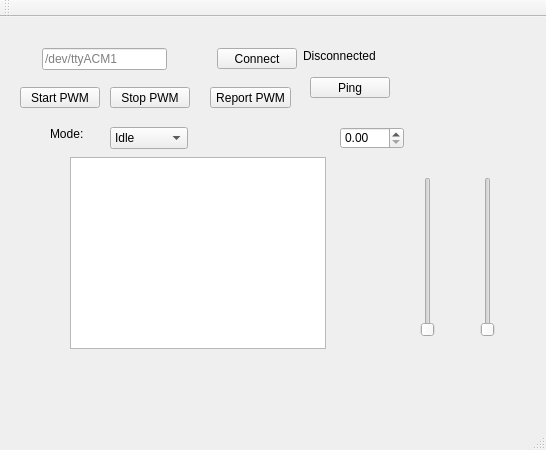
This is Bark/mainwindow.ui in craftit/DogBotSoftware as Qt 5 draws it before an edit. The edited form follows.
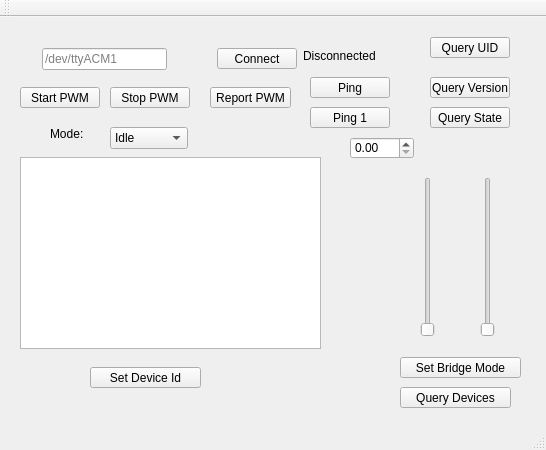
This is the edited form.

Commit message: Device enumeration working.

```diff
--- a/Bark/mainwindow.ui
+++ b/Bark/mainwindow.ui
@@ -56,9 +56,9 @@
    <widget class="QTextEdit" name="textEditLog">
     <property name="geometry">
      <rect>
-      <x>70</x>
+      <x>20</x>
       <y>140</y>
-      <width>256</width>
+      <width>301</width>
       <height>192</height>
      </rect>
     </property>
@@ -153,8 +153,8 @@
    <widget class="QDoubleSpinBox" name="doubleSpinBox">
     <property name="geometry">
      <rect>
-      <x>340</x>
-      <y>110</y>
+      <x>350</x>
+      <y>120</y>
       <width>64</width>
       <height>22</height>
      </rect>
@@ -205,6 +205,97 @@
      <string>Stop PWM</string>
     </property>
    </widget>
+   <widget class="QPushButton" name="pushButtonQueryId">
+    <property name="geometry">
+     <rect>
+      <x>430</x>
+      <y>20</y>
+      <width>80</width>
+      <height>21</height>
+     </rect>
+    </property>
+    <property name="text">
+     <string>Query UID</string>
+    </property>
+   </widget>
+   <widget class="QPushButton" name="pushButtonGetVersion">
+    <property name="geometry">
+     <rect>
+      <x>430</x>
+      <y>60</y>
+      <width>80</width>
+      <height>21</height>
+     </rect>
+    </property>
+    <property name="text">
+     <string>Query Version</string>
+    </property>
+   </widget>
+   <widget class="QPushButton" name="pushButtonState">
+    <property name="geometry">
+     <rect>
+      <x>430</x>
+      <y>90</y>
+      <width>80</width>
+      <height>21</height>
+     </rect>
+    </property>
+    <property name="text">
+     <string>Query State</string>
+    </property>
+   </widget>
+   <widget class="QPushButton" name="pushButtonSetBridgeMode">
+    <property name="geometry">
+     <rect>
+      <x>400</x>
+      <y>340</y>
+      <width>121</width>
+      <height>21</height>
+     </rect>
+    </property>
+    <property name="text">
+     <string>Set Bridge Mode</string>
+    </property>
+   </widget>
+   <widget class="QPushButton" name="pushButtonQueryDevices">
+    <property name="geometry">
+     <rect>
+      <x>400</x>
+      <y>370</y>
+      <width>111</width>
+      <height>21</height>
+     </rect>
+    </property>
+    <property name="text">
+     <string>Query Devices</string>
+    </property>
+   </widget>
+   <widget class="QPushButton" name="pushButtonPing1">
+    <property name="geometry">
+     <rect>
+      <x>310</x>
+      <y>90</y>
+      <width>80</width>
+      <height>21</height>
+     </rect>
+    </property>
+    <property name="text">
+     <string>Ping 1</string>
+    </property>
+   </widget>
+   <widget class="QPushButton" name="pushButtonSetDeviceId">
+    <property name="geometry">
+     <rect>
+      <x>90</x>
+      <y>350</y>
+      <width>111</width>
+      <height>21</height>
+     </rect>
+    </property>
+    <property name="text">
+     <string>Set Device Id</string>
+    </property>
+   </widget>
   </widget>
   <widget class="QMenuBar" name="menuBar">
    <property name="geometry">
```
The commit also changes 15 other files.
